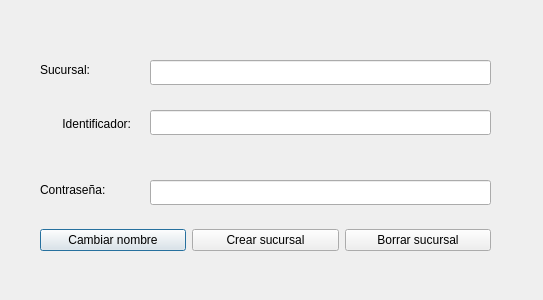
Above: Interfaz/modify_office.ui from Los-Pollitos/PI-Redes-Sistemas-Operativos before the change. Below: the same form after it.
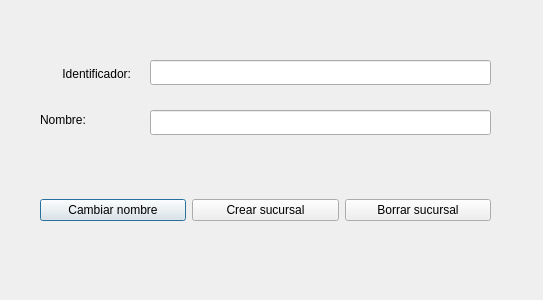
That is the form after the change.

Commit message: las sucursales ya se les puede modificar el nombre

What changed in the file:
```diff
--- a/Interfaz/modify_office.ui
+++ b/Interfaz/modify_office.ui
@@ -17,7 +17,7 @@
    <property name="geometry">
     <rect>
      <x>40</x>
-     <y>115</y>
+     <y>65</y>
      <width>91</width>
      <height>17</height>
     </rect>
@@ -33,13 +33,13 @@
    <property name="geometry">
     <rect>
      <x>40</x>
-     <y>60</y>
+     <y>110</y>
      <width>91</width>
      <height>20</height>
     </rect>
    </property>
    <property name="text">
-    <string>Sucursal:</string>
+    <string>Nombre:</string>
    </property>
    <property name="alignment">
     <set>Qt::AlignLeading|Qt::AlignLeft|Qt::AlignVCenter</set>
@@ -49,46 +49,17 @@
    <property name="geometry">
     <rect>
      <x>150</x>
-     <y>60</y>
+     <y>110</y>
      <width>341</width>
      <height>25</height>
     </rect>
    </property>
   </widget>
-  <widget class="QLineEdit" name="password">
-   <property name="geometry">
-    <rect>
-     <x>150</x>
-     <y>180</y>
-     <width>341</width>
-     <height>25</height>
-    </rect>
-   </property>
-   <property name="echoMode">
-    <enum>QLineEdit::Password</enum>
-   </property>
-  </widget>
-  <widget class="QLabel" name="label1">
-   <property name="geometry">
-    <rect>
-     <x>40</x>
-     <y>180</y>
-     <width>131</width>
-     <height>20</height>
-    </rect>
-   </property>
-   <property name="text">
-    <string>Contraseña:</string>
-   </property>
-   <property name="alignment">
-    <set>Qt::AlignLeading|Qt::AlignLeft|Qt::AlignVCenter</set>
-   </property>
-  </widget>
   <widget class="QWidget" name="horizontalLayoutWidget">
    <property name="geometry">
     <rect>
      <x>40</x>
-     <y>220</y>
+     <y>190</y>
      <width>451</width>
      <height>41</height>
     </rect>
@@ -121,7 +92,7 @@
    <property name="geometry">
     <rect>
      <x>150</x>
-     <y>110</y>
+     <y>60</y>
      <width>341</width>
      <height>25</height>
     </rect>
```
The commit also changes 4 other files.
